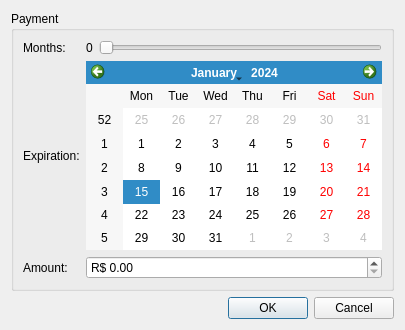
Old version of the form src/payment.ui in the repository enriquefynn/VertSys.
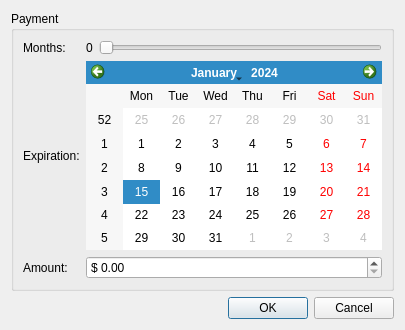
New version of the form.

```diff
--- a/src/payment.ui
+++ b/src/payment.ui
@@ -69,7 +69,7 @@
         <item row="2" column="1">
          <widget class="QDoubleSpinBox" name="valueSpin">
           <property name="prefix">
-           <string>R$ </string>
+           <string>$ </string>
           </property>
           <property name="maximum">
            <double>9999.989999999999782</double>
```
Left out of the diff: 4 changed lines with no effect on the pictures.
